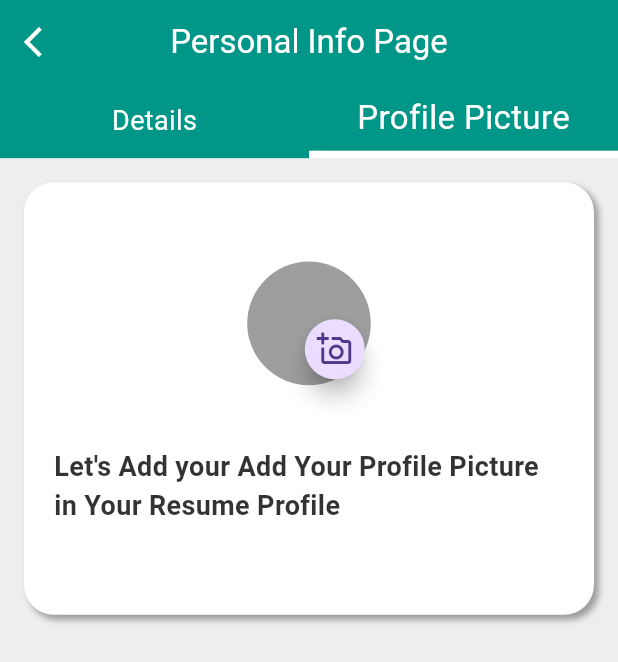
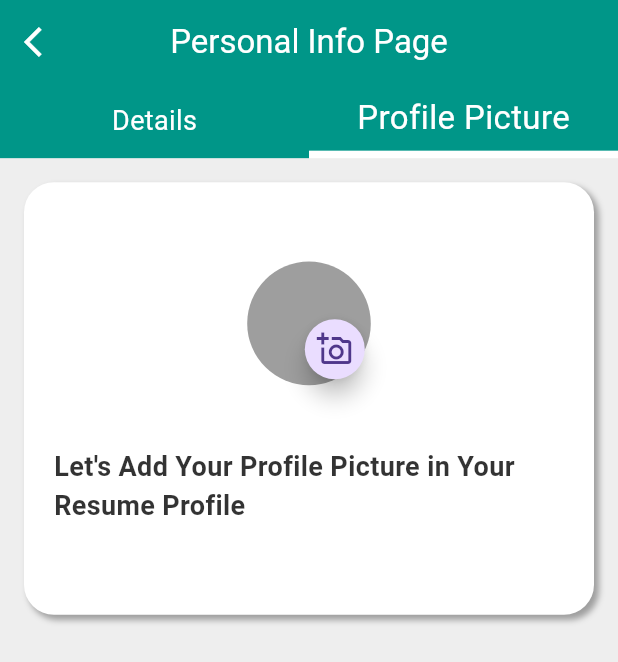
Before and after one commit to Aayushi0x9/resume_builder, a Flutter app: the PersonalInfoPage screen opened by its route, after a tap on "Profile Picture", on a phone screen of 412 x 824 dp. Shown: the top 662 px of the screen. Run offline on Flutter 3.47's test engine with Material 3 defaults, Android fonts, the phone set to English and light mode, and no system bars; our stand-ins replace image_picker.

```diff
--- a/lib/Pages/BuiltOptionPage/Built_Option/personal_info_page.dart
+++ b/lib/Pages/BuiltOptionPage/Built_Option/personal_info_page.dart
@@ -20,6 +20,7 @@ class _PersonalInfoPageState extends State<PersonalInfoPage> {
   bool? _isOther = false;
   bool? _isTravelling = false;
   bool? _isReading = false;
+  bool _ison = false;
 
   GlobalKey<FormState> formKey = GlobalKey<FormState>();
 
@@ -276,16 +277,6 @@ class _PersonalInfoPageState extends State<PersonalInfoPage> {
                                       fontWeight: FontWeight.bold,
                                     ),
                                   ),
-                                  //Cricket
-                                  // Checkbox(
-                                  //   value: _isCricket,
-                                  //   onChanged: (value) {
-                                  //     setState(() {
-                                  //       _isCricket = value;
-                                  //     });
-                                  //   },
-                                  // ),
-                                  // const Text("Cricket"),
                                   //Reading
                                   Checkbox(
                                     value: _isReading,
@@ -321,7 +312,59 @@ class _PersonalInfoPageState extends State<PersonalInfoPage> {
                               SizedBox(
                                 height: h * 0.02,
                               ),
+                              Row(
+                                mainAxisAlignment:
+                                    MainAxisAlignment.spaceBetween,
+                                children: [
+                                  Text(
+                                    'Gender',
+                                    style: TextStyle(
+                                      fontSize: 20,
+                                    ),
+                                  ),
+                                  Switch(
+                                    value: _ison,
+                                    onChanged: (val) => setState(
+                                      () => _ison = !_ison,
+                                    ),
+                                  ),
+                                ],
+                              ),
 
+                              Visibility(
+                                visible: _ison,
+                                child: Column(
+                                  children: [
+                                    RadioListTile(
+                                      title: Text('Male'),
+                                      value: 'male',
+                                      groupValue: Globals.globals.gender,
+                                      onChanged: (value) {
+                                        Globals.globals.gender = value;
+                                        setState(() {});
+                                      },
+                                    ),
+                                    RadioListTile(
+                                      title: Text('Female'),
+                                      value: 'female',
+                                      groupValue: Globals.globals.gender,
+                                      onChanged: (value) {
+                                        Globals.globals.gender = value;
+                                        setState(() {});
+                                      },
+                                    ),
+                                    RadioListTile(
+                                      title: Text('Other'),
+                                      value: 'other',
+                                      groupValue: Globals.globals.gender,
+                                      onChanged: (value) {
+                                        Globals.globals.gender = value;
+                                        setState(() {});
+                                      },
+                                    ),
+                                  ],
+                                ),
+                              ),
                               Row(
                                 mainAxisAlignment:
                                     MainAxisAlignment.spaceEvenly,
@@ -359,13 +402,6 @@ class _PersonalInfoPageState extends State<PersonalInfoPage> {
                                   ),
                                 ],
                               ),
-                              RadioListTile(
-                                  value: 'male',
-                                  groupValue: Globals.globals.gender,
-                                  onChanged: () {
-                                    Globals.globals.gender = value;
-                                    setState(() {});
-                                  })
                             ],
                           ),
                         ),
@@ -397,6 +433,9 @@ class _PersonalInfoPageState extends State<PersonalInfoPage> {
                               CircleAvatar(
                                 radius: h * 0.05,
                                 backgroundColor: Colors.grey,
+                                foregroundImage: Globals.globals.image != null
+                                    ? FileImage(Globals.globals.image!)
+                                    : null,
                               ),
                               FloatingActionButton.small(
                                 onPressed: () async {
@@ -423,7 +462,7 @@ class _PersonalInfoPageState extends State<PersonalInfoPage> {
                             height: h * 0.05,
                           ),
                           Text(
-                            "Let's Add your Add Your Profile Picture in Your Resume Profile",
+                            "Let's Add Your Profile Picture in Your Resume Profile",
                             style: TextStyle(
                                 color: Colors.black.withOpacity(0.8),
                                 fontSize: 18,
--- a/lib/Pages/HomePage/home_page.dart
+++ b/lib/Pages/HomePage/home_page.dart
@@ -21,7 +21,7 @@ class _HomePageState extends State<HomePage> {
           ),
         ),
         centerTitle: true,
-        backgroundColor: Colors.teal.withOpacity(0.7),
+        backgroundColor: Colors.teal,
         titleSpacing: 1,
       ),
       floatingActionButton: FloatingActionButton.extended(
```
Also changed, not shown: lib/Pages/BuiltOptionPage/Built_Option/about_page.dart (added, +15 -0 lines), lib/Pages/BuiltOptionPage/Built_Option/achievements_page.dart (added, +18 -0 lines), lib/Pages/BuiltOptionPage/Built_Option/certified_course_page.dart (added, +18 -0 lines), lib/Pages/BuiltOptionPage/Built_Option/education_page.dart (added, +20 -0 lines), lib/Pages/BuiltOptionPage/Built_Option/experience_page.dart (added, +18 -0 lines), lib/Pages/BuiltOptionPage/Built_Option/hobbies_page.dart (added, +18 -0 lines), lib/Pages/BuiltOptionPage/Built_Option/projects_page.dart (added, +18 -0 lines), lib/Pages/BuiltOptionPage/Built_Option/technical_skills_page.dart (added, +18 -0 lines), lib/main.dart (+18 -0 lines).
